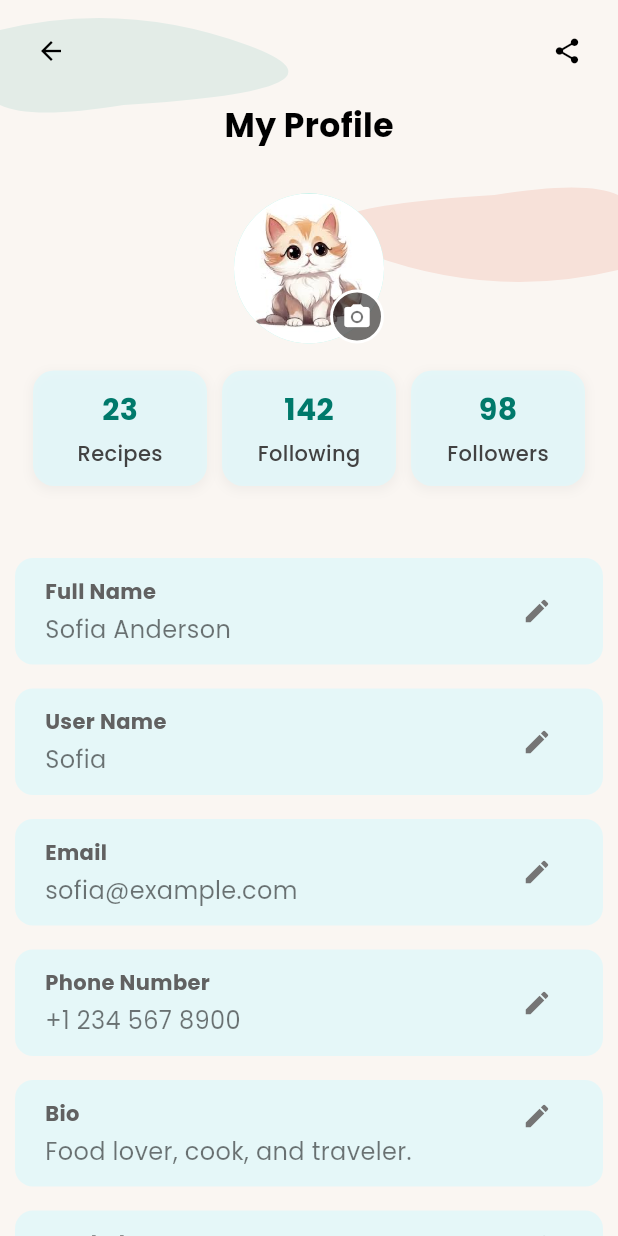
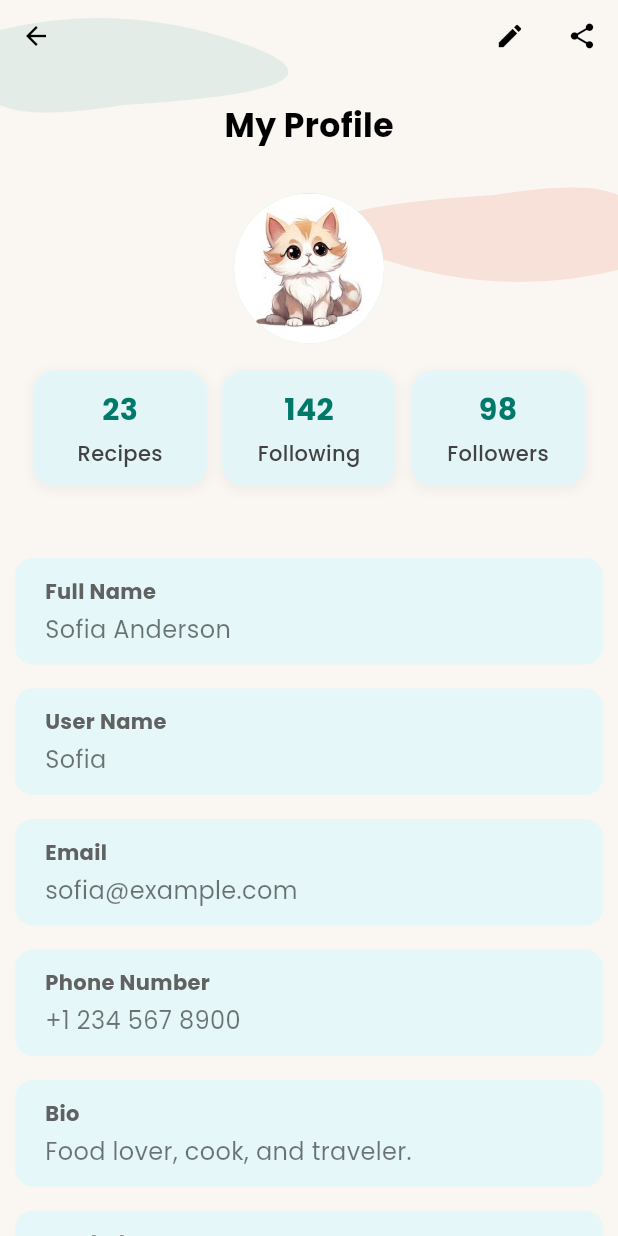
Before and after one commit to ninadgns/Android-Project-Pink-Flag, a Flutter app: the ProfileDetailInfoScreen screen opened directly, on a phone screen of 412 x 824 dp. Run offline on Flutter 3.47's test engine with Material 3 defaults, Android fonts, the phone set to English and light mode, and no system bars; our stand-ins replace carousel_slider, chewie, flutter_tts, font_awesome_flutter, google_fonts, image_picker and 4 more.

Commit message:
profile
profile screen endpoints

```diff
--- a/lib/screens/Profile/ProfileDetailInfoScreen.dart
+++ b/lib/screens/Profile/ProfileDetailInfoScreen.dart
@@ -4,6 +4,8 @@ import 'package:flutter/material.dart';
 import 'package:image_picker/image_picker.dart';
 import 'package:share_plus/share_plus.dart';
 import 'dart:typed_data';
+import 'package:dim/models/ProfileInfoModel.dart';
+
 
 class ProfileDetailInfoScreen extends StatefulWidget {
   const ProfileDetailInfoScreen({super.key});
@@ -14,23 +16,21 @@ class ProfileDetailInfoScreen extends StatefulWidget {
 
 class _ProfileDetailInfoScreenState extends State<ProfileDetailInfoScreen>
     with SingleTickerProviderStateMixin {
-  String profileImagePath = 'assets/images/profile.png';
-  Uint8List? profileImageBytes;
 
-  String userName = 'Sofia';
-  String fullName = 'Sofia Anderson';
-  String email = 'sofia@example.com';
-  String phoneNumber = '+1 234 567 8900';
-  String bio = 'Food lover, cook, and traveler.';
-  String city = 'New York';
-  String workplace = 'Culinary Institute of America';
-  String follower='98';
-  String following='142';
-  String recipes= '23';
+  bool isEditMode = false;
+  static SocialMediaHandle insta= SocialMediaHandle(platform: 'Instagram',handle: '@sofiacooks');
 
-  List<Map<String, String>> socialMediaIds = [
-    {'platform': 'Instagram', 'handle': '@sofiacooks'},
-  ];
+  static List<SocialMediaHandle> socialMediaIds = [insta];
+  static Uint8List? profileImageBytes;
+
+  ProfileInfoModel profileinfo= ProfileInfoModel(id: '1', userName: 'Sofia', fullName: 'Sofia Anderson',
+      email: 'sofia@example.com', phoneNumber: '+1 234 567 8900',
+      bio: 'Food lover, cook, and traveler.', city: 'New York',
+      workplace: 'Culinary Institute of America', profileImagePath: 'assets/images/profile.png',
+      profileImageBytes: profileImageBytes,
+      followerCount: 98, followingCount: 142,
+      recipesCount:  23, socialMediaHandles: socialMediaIds);
+
 
   Future<void> _pickImage() async {
     final picker = ImagePicker();
@@ -38,20 +38,20 @@ class _ProfileDetailInfoScreenState extends State<ProfileDetailInfoScreen>
     if (pickedFile != null) {
       final bytes = await pickedFile.readAsBytes();
       setState(() {
-        profileImageBytes = bytes;
-        profileImagePath = pickedFile.path;
+        profileinfo.profileImageBytes = bytes;
+        profileinfo.profileImagePath = pickedFile.path;
       });
     }
   }
 
-  void _editSocialMediaHandle(Map<String, String> platform) {
-    final controller = TextEditingController(text: platform['handle']);
+  void _editSocialMediaHandle(SocialMediaHandle media) {
+    final controller = TextEditingController(text: media.handle);
     showDialog(
       context: context,
       builder: (_) {
         return AlertDialog(
-          backgroundColor: Color(0xFFB2EBF2),
-          title: Text('Edit ${platform['platform']} Handle'),
+          backgroundColor: const Color(0xFFB2EBF2),
+          title: Text('Edit ${media.platform} Handle'),
           content: TextField(
             controller: controller,
             decoration: const InputDecoration(
@@ -63,27 +63,28 @@ class _ProfileDetailInfoScreenState extends State<ProfileDetailInfoScreen>
               onPressed: () {
                 Navigator.pop(context);
               },
+              style: TextButton.styleFrom(
+                foregroundColor: const Color(0xFF00ACC1),
+              ),
               child: const Text('Cancel'),
-              style: TextButton.styleFrom(
-                foregroundColor: Color(0xFF00ACC1), // Save button text color
-              ),
             ),
             TextButton(
               onPressed: () {
                 setState(() {
+                  String newHandle = controller.text;
                   socialMediaIds = socialMediaIds.map((item) {
-                    if (item == platform) {
-                      return {'platform': platform['platform']!, 'handle': controller.text};
+                    if (item.platform == media.platform) {
+                       return SocialMediaHandle(platform: item.platform, handle: newHandle);
                     }
                     return item;
                   }).toList();
                 });
                 Navigator.pop(context);
               },
-              child: const Text('Save'),
               style: TextButton.styleFrom(
-                foregroundColor: Color(0xFF00ACC1), // Save button text color
+                foregroundColor: const Color(0xFF00ACC1),
               ),
+              child: const Text('Done'),
             ),
           ],
         );
@@ -98,21 +99,33 @@ class _ProfileDetailInfoScreenState extends State<ProfileDetailInfoScreen>
       context: context,
       builder: (_) {
         return AlertDialog(
-          backgroundColor: Color(0xFFB2EBF2),
+          backgroundColor: const Color(0xFFB2EBF2),
           title: const Text('Add Social Media'),
           content: Column(
             mainAxisSize: MainAxisSize.min,
             children: [
               TextField(
+                cursorColor: Colors.black,
                 controller: platformController,
                 decoration: const InputDecoration(
                   labelText: 'Platform (e.g. Instagram)',
+                  labelStyle: const TextStyle(color: Colors.black),
+                  border: OutlineInputBorder(),
+                  focusedBorder: OutlineInputBorder(
+                    borderSide: const BorderSide(color: Colors.black, width: 1),
+                  ),
                 ),
               ),
               TextField(
+                cursorColor: Colors.black,
                 controller: handleController,
                 decoration: const InputDecoration(
                   labelText: 'Handle (e.g. @username)',
+                  labelStyle: const TextStyle(color: Colors.black),
+                  border: OutlineInputBorder(),
+                  focusedBorder: OutlineInputBorder(
+                     borderSide: const BorderSide(color: Colors.black, width: 1),
+                  ),
                 ),
               ),
             ],
@@ -120,29 +133,26 @@ class _ProfileDetailInfoScreenState extends State<ProfileDetailInfoScreen>
           actions: [
             TextButton(
               onPressed: () => Navigator.pop(context),
+              style: TextButton.styleFrom(
+                foregroundColor: const Color(0xFF00ACC1),
+              ),
               child: const Text('Cancel'),
-              style: TextButton.styleFrom(
-                foregroundColor: Color(0xFF00ACC1), // Save button text color
-              ),
             ),
             TextButton(
               onPressed: () {
                 if (platformController.text.isNotEmpty &&
                     handleController.text.isNotEmpty) {
                   setState(() {
-                    socialMediaIds = List.from(socialMediaIds)
-                      ..add({
-                        'platform': platformController.text,
-                        'handle': handleController.text,
-                      });
+                    SocialMediaHandle fb= SocialMediaHandle(platform: platformController.text,handle: handleController.text);
+                    socialMediaIds.add(fb);
                   });
                   Navigator.pop(context);
                 }
               },
+              style: TextButton.styleFrom(
+                foregroundColor: const Color(0xFF00ACC1),
+              ),
               child: const Text('Add'),
-              style: TextButton.styleFrom(
-                foregroundColor: Color(0xFF00ACC1), // Save button text color
-              ),
             ),
           ],
         );
@@ -156,33 +166,42 @@ class _ProfileDetailInfoScreenState extends State<ProfileDetailInfoScreen>
       context: context,
       builder: (_) {
         return AlertDialog(
-          backgroundColor: Color(0xFFB2EBF2),
+          backgroundColor: const Color(0xFFB2EBF2),
           title: Text('Edit $fieldName'),
           content: TextField(
+            cursorColor: Colors.black,
             controller: controller,
             keyboardType: multiline ? TextInputType.multiline : TextInputType.text,
             maxLines: multiline ? 4 : 1,
             decoration: InputDecoration(
               hintText: 'Enter new $fieldName',
+              hintStyle: const TextStyle(color: Colors.black),
+              border: OutlineInputBorder(
+                borderRadius: BorderRadius.circular(12),
+              ),
+              focusedBorder: OutlineInputBorder(
+                borderRadius: BorderRadius.circular(12),
+                borderSide: const BorderSide(color: Colors.black, width: 1),
+              ),
             ),
           ),
           actions: [
             TextButton(
               onPressed: () => Navigator.pop(context),
+              style: TextButton.styleFrom(
+                foregroundColor: const Color(0xFF00ACC1),
+              ),
               child: const Text('Cancel'),
-              style: TextButton.styleFrom(
-                foregroundColor: Color(0xFF00ACC1), // Save button text color
-              ),
             ),
             TextButton(
               onPressed: () {
                 onSave(controller.text);
                 Navigator.pop(context);
               },
+              style: TextButton.styleFrom(
+                foregroundColor: const Color(0xFF00ACC1),
+              ),
               child: const Text('Save'),
-              style: TextButton.styleFrom(
-                foregroundColor: Color(0xFF00ACC1), // Save button text color
-              ),
             ),
           ],
         );
@@ -192,7 +211,7 @@ class _ProfileDetailInfoScreenState extends State<ProfileDetailInfoScreen>
 
   void _shareProfile() {
     // A unique link could be generated from user's name
-    final profileLink = 'https://example.com/users/${fullName.replaceAll(' ', '_')}';
+    final profileLink = 'https://example.com/users/${profileinfo.fullName.replaceAll(' ', '_')}';
     Share.share('Check out my profile: $profileLink');
   }
 
@@ -231,6 +250,7 @@ class _ProfileDetailInfoScreenState extends State<ProfileDetailInfoScreen>
               ),
             ),
           ),
+          if (isEditMode)
             IconButton(
               icon: Icon(icon, color: Colors.grey[600]),
               iconSize: 20.0,
@@ -255,19 +275,20 @@ class _ProfileDetailInfoScreenState extends State<ProfileDetailInfoScreen>
           Text('Social Media',
               style: TextStyle(color: Colors.grey[700], fontWeight: FontWeight.bold)),
           const SizedBox(height: 8),
-          ...socialMediaIds.map((platform) {
+          ...socialMediaIds.map((item) {
             return Padding(
               padding: const EdgeInsets.symmetric(vertical: 4),
               child: Row(
                 mainAxisAlignment: MainAxisAlignment.spaceBetween,
                 children: [
                   Text(
-                      '${platform['platform']}: ${platform['handle']}',
+                      '${item.platform}: ${item.handle}',
                       style: const TextStyle(fontSize: 16)
                   ),
+                  if (isEditMode)
                     IconButton(
                       icon: Icon(Icons.edit, color: Colors.grey[600], size: 20),
-                    onPressed: () => _editSocialMediaHandle(platform),
+                      onPressed: () => _editSocialMediaHandle(item),
                       iconSize: 20.0,
                       constraints: const BoxConstraints(),
                     ),
@@ -276,6 +297,7 @@ class _ProfileDetailInfoScreenState extends State<ProfileDetailInfoScreen>
             );
           }).toList(),
           const SizedBox(height: 8),
+          if (isEditMode)
             TextButton.icon(
               icon: const Icon(Icons.add),
               label: const Text('Add social media'),
@@ -286,7 +308,8 @@ class _ProfileDetailInfoScreenState extends State<ProfileDetailInfoScreen>
     );
   }
 
-  Widget _buildStat(String number, String label) {
+
+  Widget _buildStat(int number, String label) {
     return Container(
       padding: const EdgeInsets.symmetric(horizontal: 18, vertical: 12),
       decoration: BoxDecoration(
@@ -305,7 +328,7 @@ class _ProfileDetailInfoScreenState extends State<ProfileDetailInfoScreen>
         mainAxisSize: MainAxisSize.min,
         children: [
           Text(
-            number,
+            number.toString(),
             style: const TextStyle(
               fontSize: 20,
               fontWeight: FontWeight.bold,
@@ -329,15 +352,15 @@ class _ProfileDetailInfoScreenState extends State<ProfileDetailInfoScreen>
   @override
   Widget build(BuildContext context) {
     ImageProvider backgroundImage;
-    if (profileImageBytes != null) {
-      backgroundImage = MemoryImage(profileImageBytes!);
-    } else if (profileImagePath.startsWith('assets/')) {
-      backgroundImage = AssetImage(profileImagePath);
+    if (profileinfo.profileImageBytes != null) {
+      backgroundImage = MemoryImage(profileinfo.profileImageBytes!);
+    } else if (profileinfo.profileImagePath.startsWith('assets/')) {
+      backgroundImage = AssetImage(profileinfo.profileImagePath);
     } else {
       if (kIsWeb) {
         backgroundImage = const AssetImage('assets/images/profile.png');
       } else {
-        backgroundImage = FileImage(File(profileImagePath));
+        backgroundImage = FileImage(File(profileinfo.profileImagePath));
       }
     }
 
@@ -355,8 +378,6 @@ class _ProfileDetailInfoScreenState extends State<ProfileDetailInfoScreen>
           ),
 
           SafeArea(
-            child: SingleChildScrollView(
-              padding: const EdgeInsets.all(10.0),
             child: Column(
               children: [
                 Row(
@@ -367,6 +388,22 @@ class _ProfileDetailInfoScreenState extends State<ProfileDetailInfoScreen>
                       onPressed: () => Navigator.pop(context),
                     ),
                     const Spacer(),
+                    // Edit mode toggle button
+                    IconButton(
+                      icon: Icon(
+                          isEditMode ? Icons.close : Icons.edit,
+                          color: Colors.black
+                      ),
+                      iconSize: 20.0,
+                      onPressed: () {
+                        if(isEditMode){
+                          // Bring previous profileinfo from bd
+                        }
+                        setState(() {
+                          isEditMode = !isEditMode;
+                        });
+                      },
+                    ),
                     IconButton(
                       icon: const Icon(Icons.share, color: Colors.black),
                       iconSize: 20.0,
@@ -374,9 +411,14 @@ class _ProfileDetailInfoScreenState extends State<ProfileDetailInfoScreen>
                     ),
                   ],
                 ),
+                Expanded(
+                  child: SingleChildScrollView(
+                    padding: const EdgeInsets.all(10.0),
+                    child: Column(
+                      children: [
                         const SizedBox(height: 10),
-                  Text('My Profile',
-                      style: const TextStyle(
+                        const Text('My Profile',
+                            style: TextStyle(
                                 color: Colors.black,
                                 fontSize: 22,
                                 fontWeight: FontWeight.bold)),
@@ -389,6 +431,7 @@ class _ProfileDetailInfoScreenState extends State<ProfileDetailInfoScreen>
                                 radius: 50,
                                 backgroundImage: backgroundImage,
                               ),
+                              if (isEditMode) // Only show camera icon in edit mode
                                 Positioned(
                                   bottom: 0,
                                   right: 0,
@@ -398,7 +441,8 @@ class _ProfileDetailInfoScreenState extends State<ProfileDetailInfoScreen>
                                       decoration: BoxDecoration(
                                         color: Colors.black54,
                                         shape: BoxShape.circle,
-                                border: Border.all(color: Colors.white, width: 2),
+                                        border: Border.all(
+                                            color: Colors.white, width: 2),
                                       ),
                                       padding: const EdgeInsets.all(6),
                                       child: const Icon(Icons.camera_alt,
@@ -415,15 +459,15 @@ class _ProfileDetailInfoScreenState extends State<ProfileDetailInfoScreen>
                             mainAxisAlignment: MainAxisAlignment.spaceEvenly,
                             children: [
                               Expanded(
-                          child: _buildStat(recipes, 'Recipes'),
+                                child: _buildStat(profileinfo.recipesCount, 'Recipes'),
                               ),
                               const SizedBox(width: 10),
                               Expanded(
-                          child: _buildStat(following, 'Following'),
+                                child: _buildStat(profileinfo.followingCount, 'Following'),
                               ),
                               const SizedBox(width: 10),
                               Expanded(
-                          child: _buildStat(follower, 'Followers'),
+                                child: _buildStat(profileinfo.followerCount, 'Followers'),
                               ),
                             ],
                           ),
@@ -431,58 +475,92 @@ class _ProfileDetailInfoScreenState extends State<ProfileDetailInfoScreen>
                         const SizedBox(height: 30),
                         _buildEditableField(
                           label: 'Full Name',
-                    value: fullName,
-                    onEdit: () => _editField('Full Name', fullName, false, (newVal) {
-                      setState(() => fullName = newVal);
+                          value: profileinfo.fullName,
+                          onEdit: () => _editField('Full Name', profileinfo.fullName, false, (newVal) {
+                            setState(() => profileinfo.fullName = newVal);
                           }),
                         ),
                         _buildEditableField(
                           label: 'User Name',
-                    value: userName,
-                    onEdit: () => _editField('Full Name', fullName, false, (newVal) {
-                      setState(() => fullName = newVal);
+                          value: profileinfo.userName,
+                          onEdit: () => _editField('User Name', profileinfo.userName, false, (newVal) {
+                            setState(() => profileinfo.userName = newVal);
                           }),
                         ),
                         _buildEditableField(
                           label: 'Email',
-                    value: email,
-                    onEdit: () => _editField('Email', email, false, (newVal) {
-                      setState(() => email = newVal);
+                          value: profileinfo.email,
+                          onEdit: () => _editField('Email', profileinfo.email, false, (newVal) {
+                            setState(() => profileinfo.email = newVal);
                           }),
                         ),
                         _buildEditableField(
                           label: 'Phone Number',
-                    value: phoneNumber,
-                    onEdit: () => _editField('Phone Number', phoneNumber, false, (newVal) {
-                      setState(() => phoneNumber = newVal);
+                          value: profileinfo.phoneNumber,
+                          onEdit: () => _editField('Phone Number', profileinfo.phoneNumber, false, (newVal) {
+                            setState(() => profileinfo.phoneNumber = newVal);
                           }),
                         ),
                         _buildEditableField(
                           label: 'Bio',
-                    value: bio,
+                          value: profileinfo.bio,
                           isMultiline: true,
-                    onEdit: () => _editField('Bio', bio, true, (newVal) {
-                      setState(() => bio = newVal);
+                          onEdit: () => _editField('Bio', profileinfo.bio, true, (newVal) {
+                            setState(() => profileinfo.bio = newVal);
                           }),
                         ),
                         _buildEditableField(
                           label: 'Workplace',
-                    value: workplace,
+                          value: profileinfo.workplace,
                           isMultiline: true,
-                    onEdit: () => _editField('Workplace', workplace, false, (newVal) {
-                      setState(() => workplace = newVal);
+                          onEdit: () => _editField('Workplace', profileinfo.workplace, false, (newVal) {
+                            setState(() => profileinfo.workplace = newVal);
                           }),
                         ),
                         _buildEditableField(
                           label: 'Living City',
-                    value: city,
-                    onEdit: () => _editField('Living City', city, false, (newVal) {
-                      setState(() => city = newVal);
+                          value: profileinfo.city,
+                          onEdit: () => _editField('Living City', profileinfo.city, false, (newVal) {
+                            setState(() => profileinfo.city = newVal);
                           }),
                         ),
                         _buildSocialMediaSection(),
+
+                        if (isEditMode)
+                          Padding(
+                            padding: const EdgeInsets.all(16.0),
+                            child: ElevatedButton(
+                              onPressed: () {
+                                // Implement save changes logic
+                                setState(() {
+                                  isEditMode = false;
+                                });
+                                ScaffoldMessenger.of(context).showSnackBar(
+                                  const SnackBar(content: Text('Changes saved successfully')),
+                                );
+                              },
+                              style: ElevatedButton.styleFrom(
+                                backgroundColor: Color(0xFF00ACC1),
+                                minimumSize: Size(double.infinity, 50),
+                                shape: RoundedRectangleBorder(
+                                  borderRadius: BorderRadius.circular(10),
+                                ),
+                              ),
+                              child: const Text(
+                                'Save Changes',
+                                style: TextStyle(
+                                  fontSize: 16,
+                                  color: Colors.white,
+                                  fontWeight: FontWeight.bold,
+                                ),
+                              ),
+                            ),
+                          ),
                       ],
                     ),
+                  ),
+                ),
+              ],
             ),
           ),
         ],
```
Also changed, not shown: lib/models/ProfileInfoModel.dart (+21 -2 lines). Lines whose indentation alone changed are shown as unchanged.
